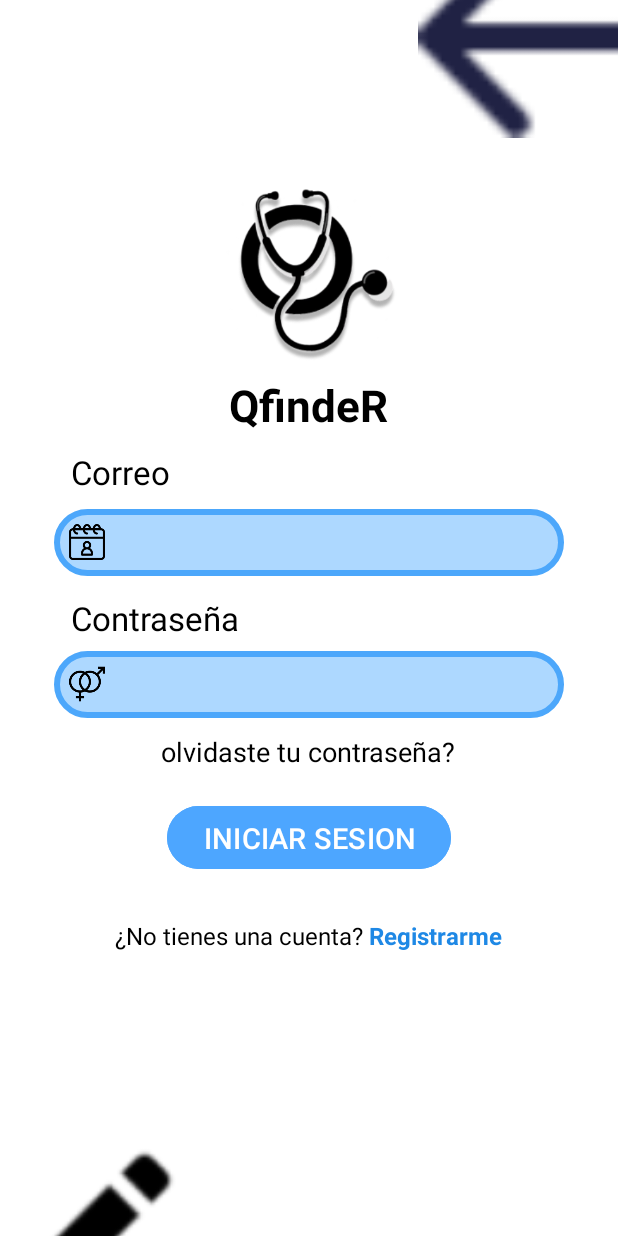
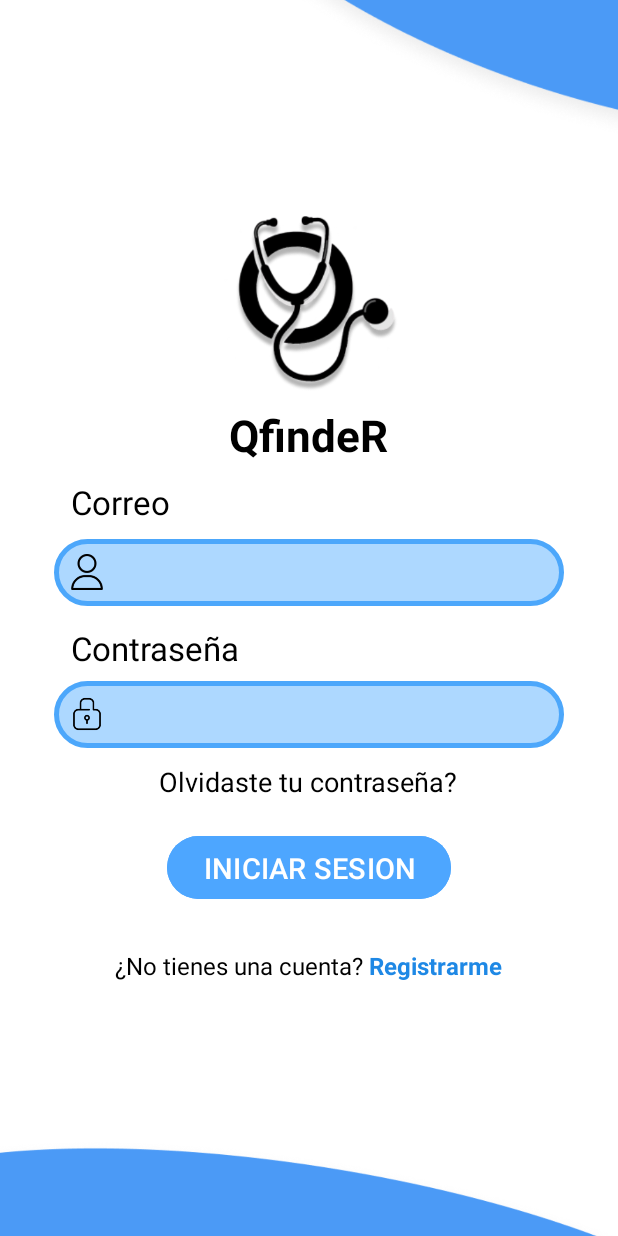
Before and after one commit to Simonghost117/Qfinder_Android, an Android app: the screen it shows after launch (MainActivity), on a phone screen of 412 x 824 dp. Run offline under Robolectric (Android 15) with nearby library versions, the phone set to English and light mode, and no system bars.

Commit message:
cambio de iconos en el login

```diff
--- a/app/src/main/res/drawable/edittext_background.xml
+++ b/app/src/main/res/drawable/edittext_background.xml
@@ -6,6 +6,6 @@
     <corners android:radius="25dp" /> <!-- Bordes redondeados -->
 
     <stroke
-        android:width="4dp"
+        android:width="3dp"
         android:color="#4CA7FB" /> <!-- Borde azul más fuerte -->
 </shape>
--- a/app/src/main/res/layout/fragment_login.xml
+++ b/app/src/main/res/layout/fragment_login.xml
@@ -6,28 +6,25 @@
     android:background="@android:color/white"
     tools:context=".Login">
 
-    <!-- Curva superior -->
-
-    <!-- Logo -->
 
     <ImageView
         android:id="@+id/curveTop"
         android:layout_width="match_parent"
-        android:layout_height="139dp"
+        android:layout_height="143dp"
         android:layout_alignParentTop="true"
-        android:layout_marginTop="-47dp"
+        android:layout_marginTop="-33dp"
         android:scaleType="fitEnd"
-        android:src="@drawable/img" />
+        android:src="@drawable/curva_superior" />
 
     <ImageView
         android:id="@+id/logoImage"
-        android:layout_width="120dp"
-        android:layout_height="120dp"
+        android:layout_width="126dp"
+        android:layout_height="122dp"
+        android:layout_below="@id/curveTop"
+        android:layout_centerHorizontal="true"
         android:layout_marginTop="30dp"
-        android:layout_centerHorizontal="true"
-        android:layout_below="@id/curveTop"
-        android:src="@drawable/logo"
-        android:contentDescription="Logo" />
+        android:contentDescription="Logo"
+        android:src="@drawable/logo" />
 
     <!-- Título -->
     <TextView
@@ -80,7 +77,7 @@
             android:layout_width="24dp"
             android:layout_height="24dp"
             android:contentDescription="Icono usuario"
-            android:src="@drawable/img_2" />
+            android:src="@drawable/gmail" />
 
 
         <EditText
@@ -110,7 +107,7 @@
         <ImageView
             android:layout_width="24dp"
             android:layout_height="24dp"
-            android:src="@drawable/img_3"
+            android:src="@drawable/img_8"
             android:contentDescription="Icono contraseña" />
 
         <EditText
@@ -129,7 +126,7 @@
         android:id="@+id/forgotPassword"
         android:layout_width="wrap_content"
         android:layout_height="wrap_content"
-        android:text="olvidaste tu contraseña?"
+        android:text="Olvidaste tu contraseña?"
         android:textColor="#000000"
         android:textSize="18sp"
         android:layout_below="@id/passwordField"
@@ -194,5 +191,5 @@
         android:layout_alignParentBottom="true"
         android:layout_marginBottom="-54dp"
         android:scaleType="fitStart"
-        android:src="@drawable/img_1" />
+        android:src="@drawable/curva_inferior" />
 </RelativeLayout>
```
Also changed, not shown: app/src/main/res/drawable/curva_inferior.png (added), app/src/main/res/drawable/curva_superior.png (added), app/src/main/res/drawable/gmail.png (added), app/src/main/res/drawable/img_8.png (added).
